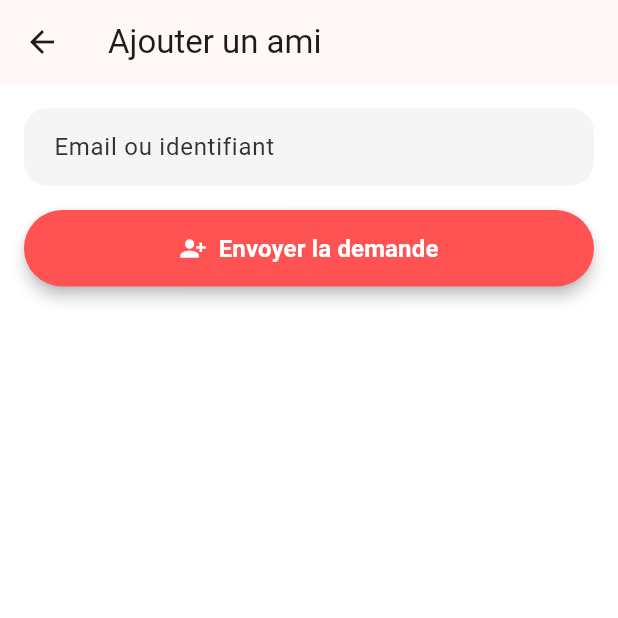
After one commit to Projet-Flixpick/InterfaceFlutter, a Flutter app: the AddFriendScreen screen opened directly, after a tap on "Envoyer la demande", on a phone screen of 412 x 824 dp, the top half of it. The commit adds this screen. Run offline on Flutter 3.47's test engine with Material 3 defaults, Android fonts, the phone set to English and light mode, and no system bars; our stand-ins replace flutter_cache_manager, flutter_card_swiper, shared_preferences; accounts and stored records are empty; network calls fail; Roboto replaces fonts that are missing (Poppins).

Commit message:
Mini modifs
DEMANDES AMIS NE MARCHE PAS ENCORE . A REGLER.

```diff
--- /dev/null
+++ b/lib/screens/3.profile/add_friend_screen.dart
@@ -0,0 +1,82 @@
+import 'package:flutter/material.dart';
+import 'package:shared_preferences/shared_preferences.dart';
+import '../../services/APIgo/friend_request_service.dart';
+
+class AddFriendScreen extends StatefulWidget {
+  const AddFriendScreen({Key? key}) : super(key: key);
+
+  @override
+  State<AddFriendScreen> createState() => _AddFriendScreenState();
+}
+
+class _AddFriendScreenState extends State<AddFriendScreen> {
+  final _emailController = TextEditingController();
+  FriendRequestService? _service;
+  bool _loading = false;
+
+  @override
+  void initState() {
+    super.initState();
+    _initService();
+  }
+
+  Future<void> _initService() async {
+    final prefs = await SharedPreferences.getInstance();
+    final token = prefs.getString('token');
+    if (token != null) {
+      setState(() => _service = FriendRequestService(token: token));
+    }
+  }
+
+  Future<void> _sendRequest() async {
+    final email = _emailController.text.trim();
+    if (email.isEmpty || _service == null) return;
+
+    setState(() => _loading = true);
+    final success = await _service!.sendFriendRequest(email);
+    setState(() => _loading = false);
+
+    ScaffoldMessenger.of(context).showSnackBar(
+      SnackBar(content: Text(success ? 'Demande envoyée !' : 'Erreur lors de l’envoi')),
+    );
+    if (success) Navigator.pop(context);
+  }
+
+  @override
+  Widget build(BuildContext context) {
+    return Scaffold(
+      appBar: AppBar(title: const Text("Ajouter un ami")),
+      body: Padding(
+        padding: const EdgeInsets.all(16),
+        child: Column(
+          children: [
+            TextField(
+              controller: _emailController,
+              keyboardType: TextInputType.emailAddress,
+              decoration: const InputDecoration(
+                labelText: 'Email ou identifiant',
+                border: OutlineInputBorder(),
+              ),
+            ),
+            const SizedBox(height: 16),
+            SizedBox(
+              width: double.infinity,
+              child: ElevatedButton.icon(
+                onPressed: _loading ? null : _sendRequest,
+                icon: const Icon(Icons.person_add_alt_1),
+                label: Text(_loading ? 'En cours…' : 'Envoyer la demande'),
+                style: ElevatedButton.styleFrom(
+                  padding: const EdgeInsets.symmetric(vertical: 14),
+                  shape: RoundedRectangleBorder(
+                    borderRadius: BorderRadius.circular(30),
+                  ),
+                  elevation: 4,
+                ),
+              ),
+            ),
+          ],
+        ),
+      ),
+    );
+  }
+}
--- a/lib/screens/3.profile/profil_screen.dart
+++ b/lib/screens/3.profile/profil_screen.dart
@@ -56,7 +56,7 @@ class _ProfileScreenState extends State<ProfileScreen> {
           body: ListView(
             padding: const EdgeInsets.all(16),
             children: [
-              // --- En-tête du profil ---
+              // --- Informations utilisateur ---
               Row(
                 crossAxisAlignment: CrossAxisAlignment.start,
                 children: [
@@ -153,9 +153,9 @@ class _ProfileScreenState extends State<ProfileScreen> {
                 },
               ),
 
-              const Divider(),
+              // --- Section Contributeur (si rôle == 1) ---
 
-              // --- Section Contributeur (si rôle == 1) ---
+
               if (isContributor)
                 ListTile(
                   leading: const Icon(Icons.video_library),
```
Also changed, not shown: lib/app_routes.dart (+21 -11 lines), lib/screens/3.profile/user_amis_screen.dart (+53 -37 lines), lib/services/APIgo/friend_request_service.dart (+47 -37 lines).
